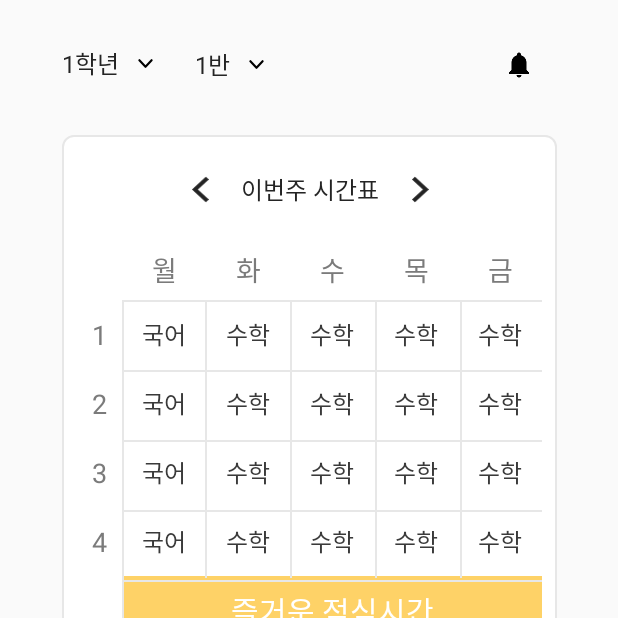
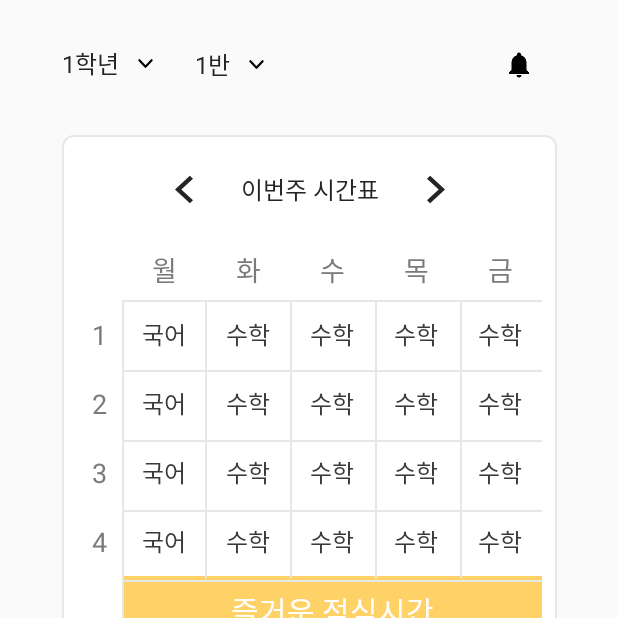
Before and after one commit to kimjjunho/Kodomo, an Android app: the MainActivity screen opened directly, with no data from a screen before it, on a phone screen of 412 x 824 dp, the top half of it. Run offline under Robolectric (Android 15) with nearby library versions, the phone set to English and light mode, and no system bars; our stand-ins replace Dagger/Hilt's generated code, data binding; libraries missing offline, so code that uses them is left out: com.sothree.slidinguppanel; plain views replace SlidingUpPanelLayout; 1 statement that could not run was skipped.

```diff
--- a/Seonsijo/app/src/main/res/drawable/item_btn_delete.xml
+++ b/Seonsijo/app/src/main/res/drawable/item_btn_delete.xml
@@ -20,7 +20,7 @@
 
                 <path
                     android:pathData="M0 0V60H50V0"
-                    android:fillColor="#DA4949"
+                    android:fillColor="#EB5A5A"
                     />
 
             </group>
--- a/Seonsijo/app/src/main/res/layout/activity_alarm.xml
+++ b/Seonsijo/app/src/main/res/layout/activity_alarm.xml
@@ -12,10 +12,10 @@
         <ImageButton
             android:id="@+id/btn_back"
             style="?android:attr/borderlessButtonStyle"
-            android:layout_width="20dp"
-            android:layout_height="32dp"
+            android:layout_width="45dp"
+            android:layout_height="45dp"
             android:layout_marginStart="20dp"
-            android:src="@drawable/test_list_btn_before"
+            android:src="@drawable/all_btn_before"
             app:layout_constraintBottom_toBottomOf="@+id/tv_title"
             app:layout_constraintStart_toStartOf="parent"
             app:layout_constraintTop_toTopOf="@+id/tv_title" />
--- a/Seonsijo/app/src/main/res/layout/activity_main.xml
+++ b/Seonsijo/app/src/main/res/layout/activity_main.xml
@@ -28,7 +28,7 @@
                 android:layout_width="wrap_content"
                 android:layout_height="wrap_content"
                 android:layout_marginTop="30dp"
-                android:text="1학년"
+                android:text="0학년"
                 android:textColor="@color/black24"
                 android:textSize="16sp"
                 app:layout_constraintStart_toStartOf="@+id/constraintLayout"
@@ -50,7 +50,7 @@
                 android:layout_width="wrap_content"
                 android:layout_height="wrap_content"
                 android:layout_marginStart="15dp"
-                android:text="2반 "
+                android:text="0반 "
                 android:textColor="@color/black24"
                 android:textSize="16sp"
                 app:layout_constraintBottom_toBottomOf="@+id/btn_grade_num"
@@ -119,10 +119,9 @@
                 <ImageButton
                     android:id="@+id/btn_before_week"
                     style="?android:attr/borderlessButtonStyle"
-                    android:layout_width="24dp"
-                    android:layout_height="38dp"
+                    android:layout_width="45dp"
+                    android:layout_height="45dp"
                     android:layout_marginEnd="15dp"
-                    android:scaleType="centerCrop"
                     android:src="@drawable/main_btn_before_week"
                     app:layout_constraintBottom_toBottomOf="@+id/tv_schedule_week"
                     app:layout_constraintEnd_toStartOf="@+id/tv_schedule_week"
@@ -131,10 +130,9 @@
                 <ImageButton
                     android:id="@+id/btn_after_week"
                     style="?android:attr/borderlessButtonStyle"
-                    android:layout_width="24dp"
-                    android:layout_height="38dp"
+                    android:layout_width="45dp"
+                    android:layout_height="45dp"
                     android:layout_marginStart="15dp"
-                    android:scaleType="centerCrop"
                     android:src="@drawable/main_btn_after_week"
                     app:layout_constraintBottom_toBottomOf="@+id/tv_schedule_week"
                     app:layout_constraintStart_toEndOf="@+id/tv_schedule_week"
--- a/Seonsijo/app/src/main/res/layout/activity_sign_up.xml
+++ b/Seonsijo/app/src/main/res/layout/activity_sign_up.xml
@@ -13,10 +13,10 @@
         <ImageButton
             android:id="@+id/btn_back"
             style="?android:attr/borderlessButtonStyle"
-            android:layout_width="20dp"
-            android:layout_height="32dp"
+            android:layout_width="45dp"
+            android:layout_height="45dp"
             android:layout_marginStart="20dp"
-            android:src="@drawable/test_list_btn_before"
+            android:src="@drawable/all_btn_before"
             app:layout_constraintBottom_toBottomOf="@+id/tv_title"
             app:layout_constraintStart_toStartOf="parent"
             app:layout_constraintTop_toTopOf="@+id/tv_title" />
--- a/Seonsijo/app/src/main/res/layout/activity_test.xml
+++ b/Seonsijo/app/src/main/res/layout/activity_test.xml
@@ -11,10 +11,10 @@
         <ImageButton
             android:id="@+id/btn_back"
             style="?android:attr/borderlessButtonStyle"
-            android:layout_width="20dp"
-            android:layout_height="32dp"
+            android:layout_width="45dp"
+            android:layout_height="45dp"
             android:layout_marginStart="20dp"
-            android:src="@drawable/test_list_btn_before"
+            android:src="@drawable/all_btn_before"
             app:layout_constraintBottom_toBottomOf="@+id/tv_title"
             app:layout_constraintStart_toStartOf="parent"
             app:layout_constraintTop_toTopOf="@+id/tv_title" />
--- a/Seonsijo/app/src/main/res/layout/activity_test_list.xml
+++ b/Seonsijo/app/src/main/res/layout/activity_test_list.xml
@@ -12,10 +12,10 @@
         <ImageButton
             android:id="@+id/btn_back"
             style="?android:attr/borderlessButtonStyle"
-            android:layout_width="20dp"
-            android:layout_height="32dp"
+            android:layout_width="45dp"
+            android:layout_height="45dp"
             android:layout_marginStart="20dp"
-            android:src="@drawable/test_list_btn_before"
+            android:src="@drawable/all_btn_before"
             app:layout_constraintBottom_toBottomOf="@+id/tv_title"
             app:layout_constraintStart_toStartOf="parent"
             app:layout_constraintTop_toTopOf="@+id/tv_title" />
```
Also changed, not shown: Seonsijo/app/src/main/java/com/example/seonsijo/main/alarm/AlarmActivity.kt (+10 -5 lines), Seonsijo/app/src/main/java/com/example/seonsijo/main/alarm/adapter/AlarmAdapter.kt (+6 -1 lines), Seonsijo/app/src/main/res/layout/item_test_list.xml (+27 -11 lines), Seonsijo/app/src/main/res/drawable/all_btn_before.xml (renamed from Seonsijo/app/src/main/res/drawable/test_list_btn_before.xml).
